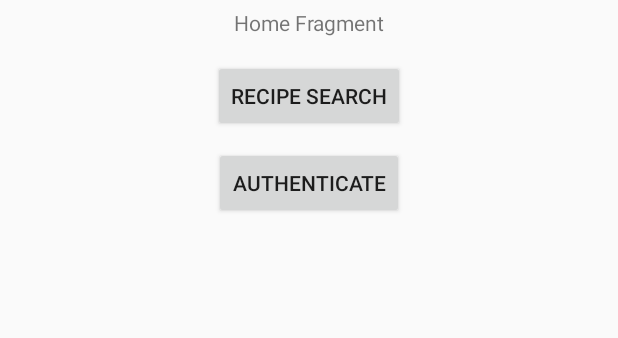
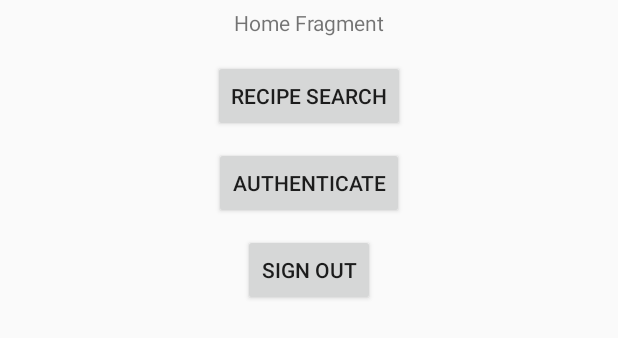
Before and after one commit to bennettandy/KotlinTestBed, an Android app: the layout home_fragment.xml on its own in the app's theme, with its tools: preview values and no code run, on a phone screen of 412 x 824 dp. Shown: the top 338 px of the screen. Run offline under Robolectric (Android 15) with nearby library versions, the phone set to English and light mode, and no system bars.

```diff
--- a/app/src/main/res/layout/home_fragment.xml
+++ b/app/src/main/res/layout/home_fragment.xml
@@ -37,5 +37,12 @@
             android:layout_marginTop="10dp"
             android:text="Authenticate"/>
 
+        <Button
+            android:id="@+id/sign_out_button"
+            android:layout_width="wrap_content"
+            android:layout_height="wrap_content"
+            android:layout_marginTop="10dp"
+            android:text="Sign out"/>
+
     </LinearLayout>
 </layout>
```
Also changed, not shown: app/src/main/java/com/avsoftware/kotlinapp/ui/home/HomeFragment.kt (+62 -6 lines).
